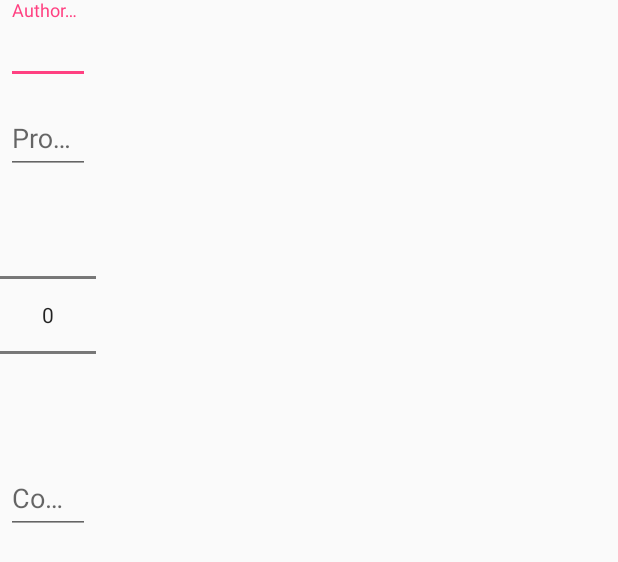
After one commit to DarkokraD/BoulderShare, an Android app: the layout fragment_info.xml on its own in the app's theme, with its tools: preview values and no code run, on a phone screen of 412 x 824 dp. The commit adds this screen. Shown: the top 562 px of the screen. Run offline under Robolectric (Android 15) with nearby library versions, the phone set to English and light mode, and no system bars.

Commit message:
added info dialog

```diff
--- a/app/build.gradle
+++ b/app/build.gradle
@@ -25,8 +25,9 @@ dependencies {
         exclude group: 'com.android.support', module: 'support-annotations'
     })
     compile 'com.android.support:appcompat-v7:25.3.1'
-    compile "com.android.support:exifinterface:25.3.1"
+    compile 'com.android.support:exifinterface:25.3.1'
     compile 'com.android.support.constraint:constraint-layout:1.0.2'
     compile 'com.android.support:design:25.3.1'
+    compile 'com.android.support:support-v4:25.3.1'
     testCompile 'junit:junit:4.12'
 }
--- a/app/src/main/java/com/herak/bouldershare/BoulderFragment.java
+++ b/app/src/main/java/com/herak/bouldershare/fragments/BoulderFragment.java
@@ -1,4 +1,4 @@
-package com.herak.bouldershare;
+package com.herak.bouldershare.fragments;
 
 import android.content.Context;
 import android.content.Intent;
@@ -20,6 +20,8 @@ import android.view.ViewGroup;
 import android.widget.ImageView;
 import android.widget.LinearLayout;
 
+import com.herak.bouldershare.MainActivity;
+import com.herak.bouldershare.R;
 import com.herak.bouldershare.classes.MyView;
 import com.herak.bouldershare.enums.HoldType;
 
--- a/app/src/main/java/com/herak/bouldershare/MainFragment.java
+++ b/app/src/main/java/com/herak/bouldershare/fragments/MainFragment.java
@@ -1,4 +1,4 @@
-package com.herak.bouldershare;
+package com.herak.bouldershare.fragments;
 
 import android.os.Bundle;
 import android.support.v4.app.Fragment;
@@ -8,6 +8,8 @@ import android.view.MenuInflater;
 import android.view.View;
 import android.view.ViewGroup;
 import android.widget.TextView;
+
+import com.herak.bouldershare.R;
 
 /**
  * A placeholder fragment containing a simple view.
--- a/app/src/main/res/layout/fragment_boulder.xml
+++ b/app/src/main/res/layout/fragment_boulder.xml
@@ -6,7 +6,7 @@
     android:orientation="vertical"
     android:layout_width="match_parent"
     android:layout_height="match_parent"
-    tools:context="com.herak.bouldershare.BoulderFragment"
+    tools:context="com.herak.bouldershare.fragments.BoulderFragment"
     tools:showIn="@layout/activity_main">
 
 
--- /dev/null
+++ b/app/src/main/res/layout/fragment_info.xml
@@ -0,0 +1,67 @@
+<?xml version="1.0" encoding="utf-8"?>
+
+
+<LinearLayout xmlns:android="http://schemas.android.com/apk/res/android"
+        android:orientation="vertical"
+        android:layout_width="wrap_content"
+        android:layout_height="wrap_content">
+
+    <android.support.design.widget.TextInputLayout
+        android:layout_width="match_parent"
+        android:layout_height="wrap_content">
+
+        <android.support.design.widget.TextInputEditText
+            android:id="@+id/etInfoAuthor"
+            android:inputType="text"
+            android:layout_width="match_parent"
+            android:layout_height="wrap_content"
+            android:layout_marginTop="16dp"
+            android:layout_marginLeft="4dp"
+            android:layout_marginRight="4dp"
+            android:layout_marginBottom="4dp"
+            android:hint="@string/author"
+            android:maxLength="20"/>
+    </android.support.design.widget.TextInputLayout>
+    <android.support.design.widget.TextInputLayout
+        android:layout_width="match_parent"
+        android:layout_height="wrap_content">
+
+        <android.support.design.widget.TextInputEditText
+            android:id="@+id/etInfoProblemName"
+            android:inputType="text"
+            android:layout_width="match_parent"
+            android:layout_height="wrap_content"
+            android:layout_marginTop="16dp"
+            android:layout_marginLeft="4dp"
+            android:layout_marginRight="4dp"
+            android:layout_marginBottom="4dp"
+            android:hint="@string/problem_name"
+            android:maxLength="30"/>
+
+    </android.support.design.widget.TextInputLayout>
+
+    <NumberPicker
+        android:id="@+id/spinGrade"
+        android:layout_width="match_parent"
+        android:layout_height="wrap_content"
+        />
+
+    <android.support.design.widget.TextInputLayout
+        android:layout_width="match_parent"
+        android:layout_height="wrap_content">
+
+        <android.support.design.widget.TextInputEditText
+            android:id="@+id/etInfoComment"
+            android:inputType="text"
+            android:layout_width="match_parent"
+            android:layout_height="wrap_content"
+            android:layout_marginTop="16dp"
+            android:layout_marginLeft="4dp"
+            android:layout_marginRight="4dp"
+            android:layout_marginBottom="4dp"
+            android:hint="@string/comment"
+            android:maxLength="160"/>
+
+    </android.support.design.widget.TextInputLayout>
+
+</LinearLayout>
--- a/app/src/main/res/layout/fragment_main.xml
+++ b/app/src/main/res/layout/fragment_main.xml
@@ -4,7 +4,7 @@
     xmlns:tools="http://schemas.android.com/tools"
     android:layout_width="match_parent"
     android:layout_height="match_parent"
-    tools:context="com.herak.bouldershare.MainFragment"
+    tools:context="com.herak.bouldershare.fragments.MainFragment"
     tools:showIn="@layout/activity_main">
 
 <TextView
```
Also changed, not shown: app/src/main/java/com/herak/bouldershare/MainActivity.java (+21 -9 lines), app/src/main/java/com/herak/bouldershare/fragments/InfoFragment.java (added, +174 -0 lines), app/src/main/res/layout/dialog_problem_details.xml (deleted, +0 -34 lines), app/src/main/res/menu/menu_main.xml (+7 -0 lines), app/src/main/res/values/strings.xml (+33 -0 lines).
